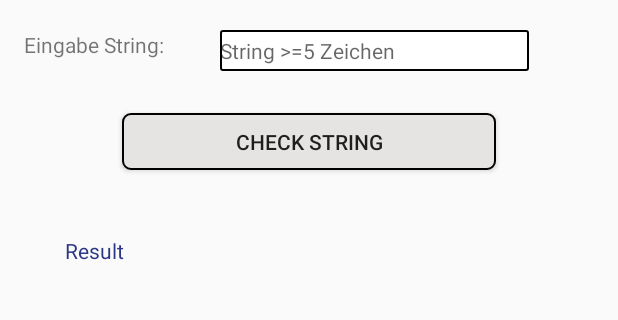
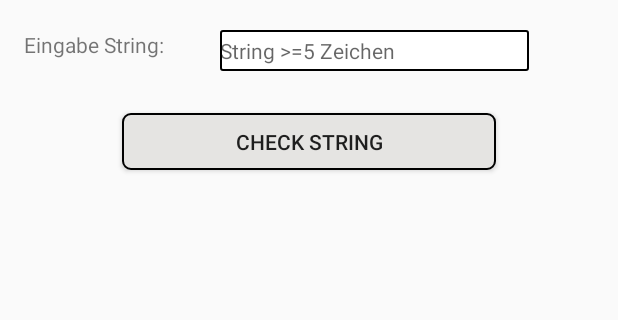
Before and after one commit to wiphadaba/PalindromApp, an Android app: the screen it shows after launch (MainActivity), on a phone screen of 412 x 824 dp, the part 150-470 px from its top. Run offline under Robolectric (Android 15) with nearby library versions, the phone set to English and light mode, and no system bars.

Commit message:
Sichtbarer Initialtext vom Ergebnisfeld entfernt

```diff
--- a/app/src/main/res/layout/activity_main.xml
+++ b/app/src/main/res/layout/activity_main.xml
@@ -71,8 +71,8 @@
         android:layout_marginEnd="8dp"
         android:layout_marginStart="16dp"
         android:layout_marginTop="16dp"
+        android:contentDescription="Result"
         android:gravity="center"
-        android:text="Result"
         android:textAlignment="textStart"
         android:textColor="@color/colorPrimaryDark"
         android:textSize="14sp"
```
